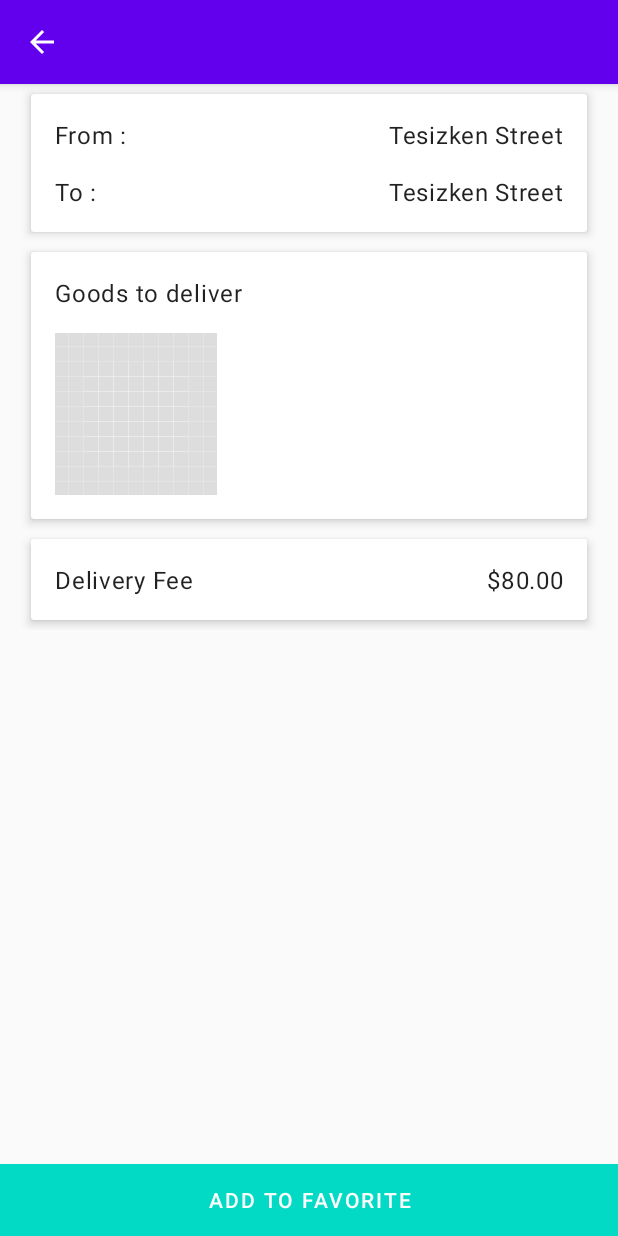
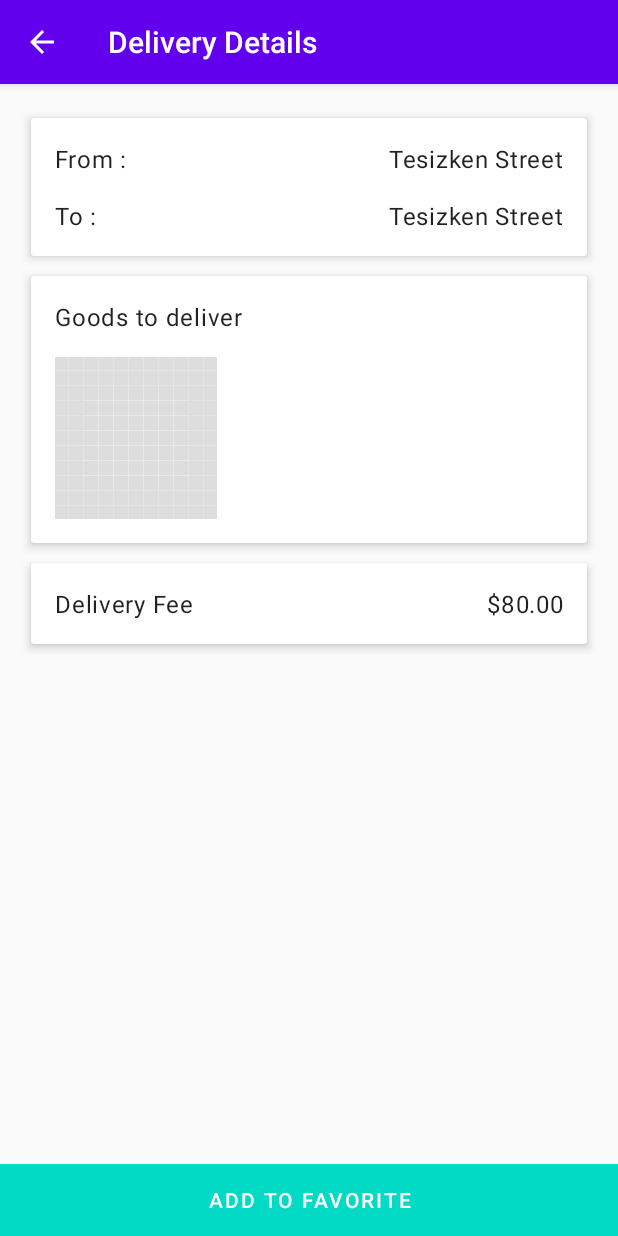
Before and after one commit to jeffarce1991/my-deliveries-app, an Android app: the DetailsActivity screen opened directly, with no data from a screen before it, on a phone screen of 412 x 824 dp. Run offline under Robolectric (Android 15) with nearby library versions, the phone set to English and light mode, and no system bars; our stand-ins replace Dagger/Hilt's generated code, Picasso, Shimmer, data binding; libraries missing offline, so code that uses them is left out: com.hannesdorfmann.mosby, com.jakewharton.picasso; pictures from the network do not load; 1 statement that could not run was skipped.

Commit message:
Refactor code.

```diff
--- a/app/src/main/java/com/jeff/deliveries/main/detail/view/DetailsActivity.kt
+++ b/app/src/main/java/com/jeff/deliveries/main/detail/view/DetailsActivity.kt
@@ -87,7 +87,7 @@ class DetailsActivity : MvpActivity<DetailsView, DetailsPresenter>(),
     private fun setupToolbar() {
         setSupportActionBar(binding.toolbar)
 
-        supportActionBar!!.title = intent.getStringExtra(resources.getString(R.string.delivery_details))
+        supportActionBar!!.title = resources.getString(R.string.delivery_details)
         binding.toolbar.setNavigationOnClickListener { onBackPressed() }
     }
 
@@ -105,7 +105,7 @@ class DetailsActivity : MvpActivity<DetailsView, DetailsPresenter>(),
 
         binding.root.from.text = from
         binding.root.to.text = to
-        binding.root.to.text = price
+        binding.root.delivery_fee.text = price
     }
 
     override fun showMessage(message: String) {
--- a/app/src/main/res/layout/content_details.xml
+++ b/app/src/main/res/layout/content_details.xml
@@ -37,6 +37,7 @@
             app:layout_constraintBottom_toBottomOf="parent"
             app:layout_constraintStart_toStartOf="parent"
             app:layout_constraintTop_toTopOf="parent"
+            android:layout_marginTop="@dimen/screen_margin"
             android:layout_marginStart="@dimen/screen_margin"
             android:layout_marginEnd="@dimen/screen_margin"
             >
```
